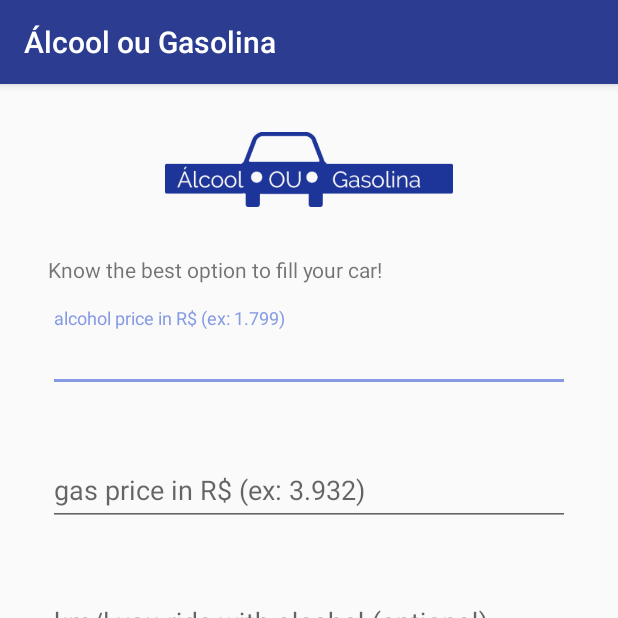
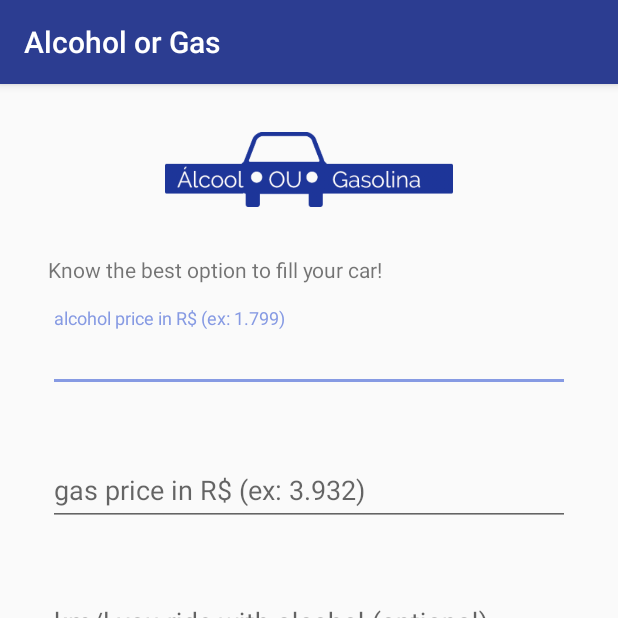
Before and after one commit to LeonardoRick/alcool-or-gas, an Android app: the MainActivity screen opened directly, with no data from a screen before it, on a phone screen of 412 x 824 dp, the top half of it. Run offline under Robolectric (Android 15) with nearby library versions, the light colour scheme and no system bars.

Commit message:
pequenas alteracoes

```diff
--- a/app/src/main/res/layout/activity_main.xml
+++ b/app/src/main/res/layout/activity_main.xml
@@ -99,7 +99,8 @@
                     android:id="@+id/gasKml"
                     android:layout_width="match_parent"
                     android:layout_height="wrap_content"
-                    android:hint="km/l you ride with gas (optional)" />
+                    android:hint="km/l you ride with gas (optional)"
+                    android:inputType="numberDecimal" />
             </com.google.android.material.textfield.TextInputLayout>
 
             <com.google.android.material.textfield.TextInputLayout
--- a/app/src/main/res/values/strings.xml
+++ b/app/src/main/res/values/strings.xml
@@ -1,3 +1,3 @@
 <resources>
-    <string name="app_name">Álcool ou Gasolina</string>
+    <string name="app_name">Alcohol or Gas</string>
 </resources>
```
